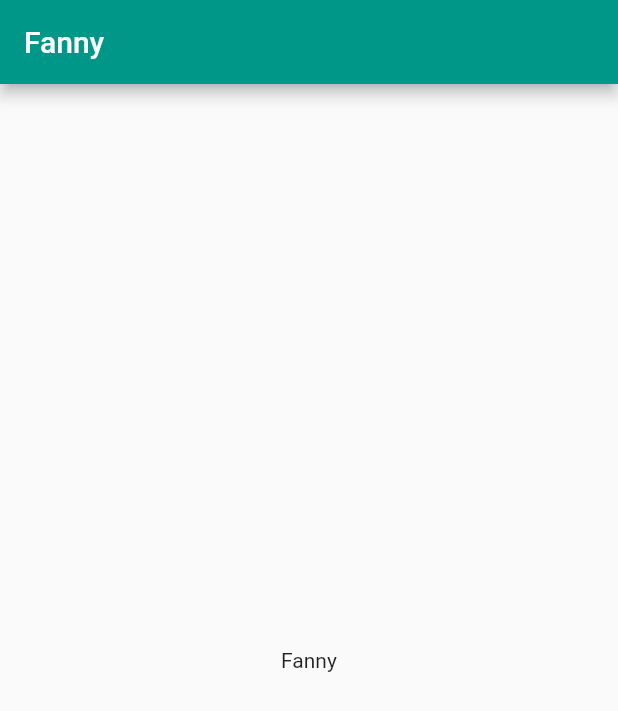
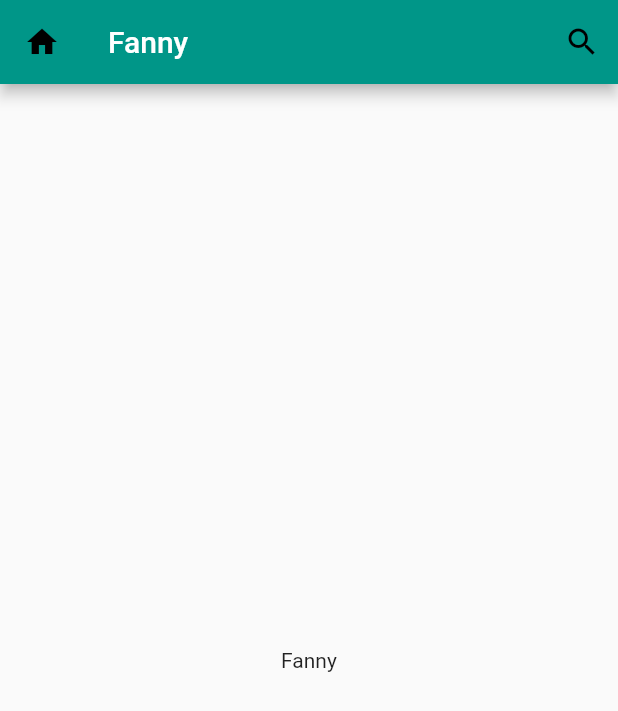
Before and after one commit to Mobile-Programming-MDP/materi-latihan-flutter-FannyKrisvyanti, a Flutter app: the screen it shows after launch, on a phone screen of 412 x 824 dp. Shown: the top 711 px of the screen. Run offline on Flutter 3.47's test engine with Material 2 defaults, Android fonts, the light colour scheme and no system bars.

Commit message:
Update main.dart

```diff
--- a/hellow_widget/lib/main.dart
+++ b/hellow_widget/lib/main.dart
@@ -24,6 +24,21 @@ class FirstScreen extends StatelessWidget {
     return Scaffold(
       appBar: AppBar(
         title: const Text("Fanny"),
+        actions: <Widget>
+            //Icon di kanan appbar
+            [
+          IconButton(
+              onPressed: () {},
+              icon: const Icon(
+                Icons.search,
+                color: Colors.black,
+              ))
+        ],
+        leading: IconButton
+            //Icon di kiri appbar
+            (
+                onPressed: () {},
+                icon: const Icon(Icons.home, color: Colors.black)),
       ),
       body: const Center(
         child: Text("Fanny"),
```
